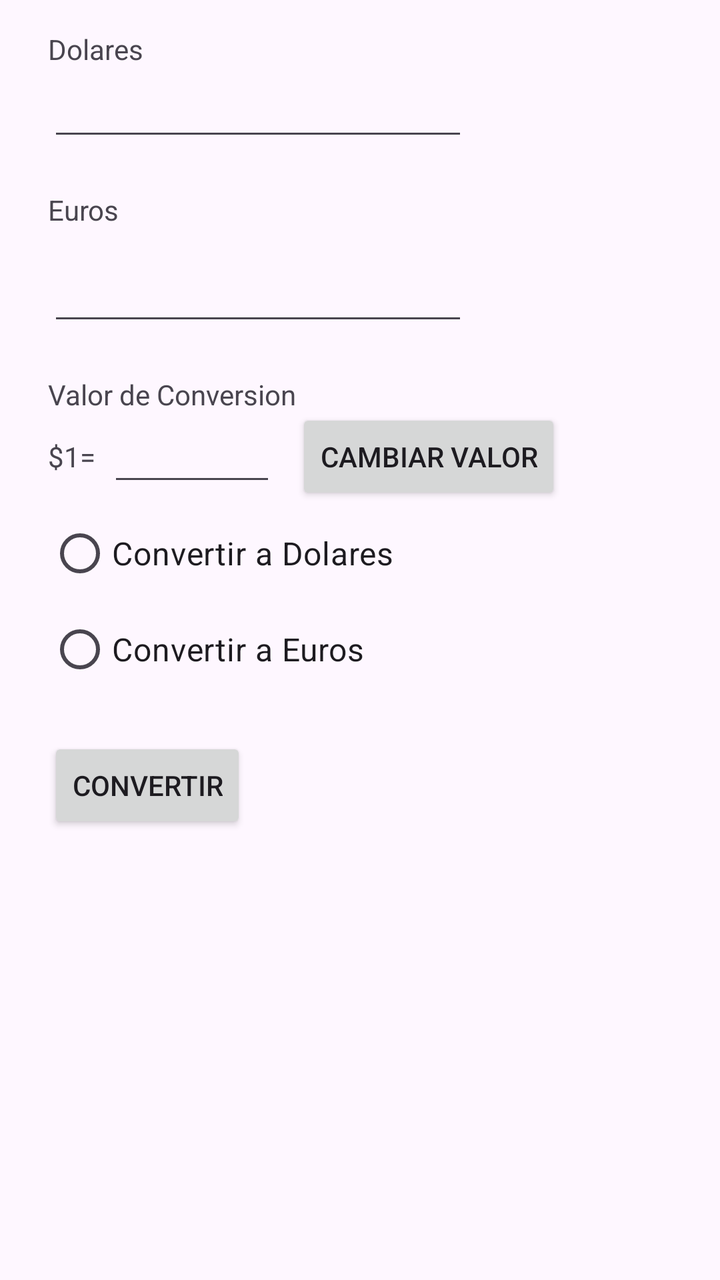
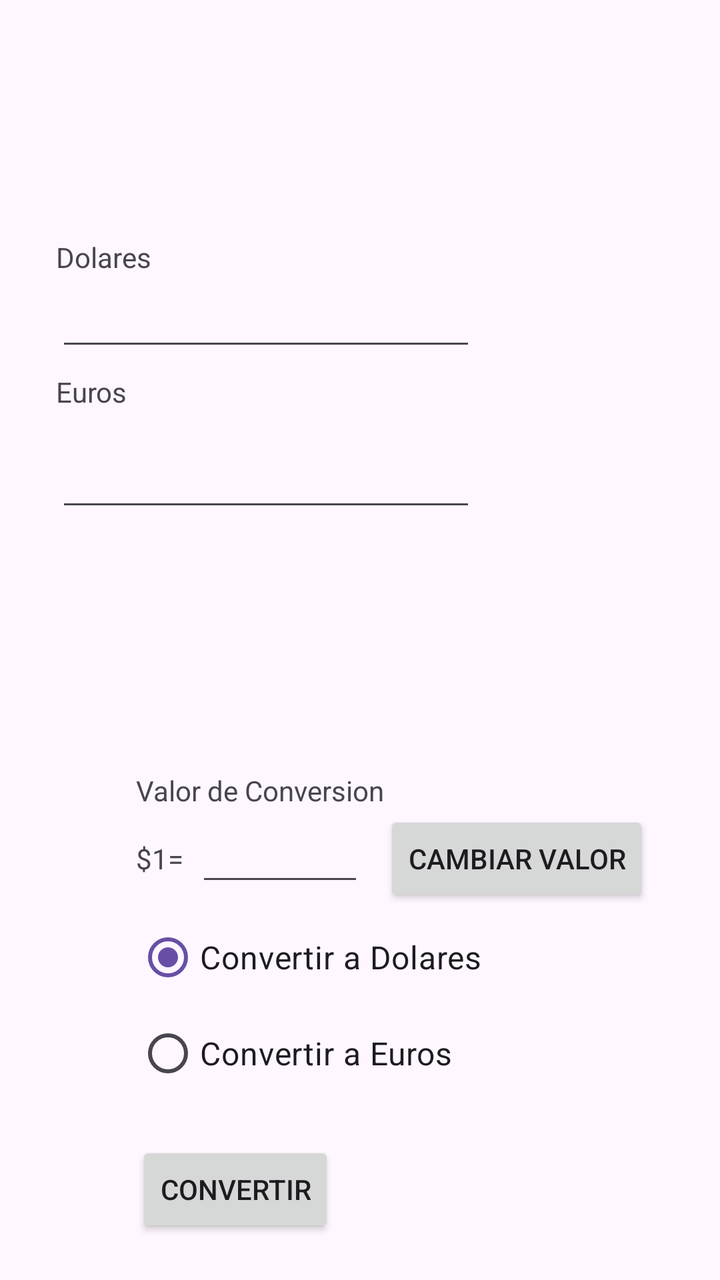

Two renders of the same Android screen: before a commit and after it. Below are the layout's source before the change and the commit's diff.
<!-- AndroidManifest.xml: application theme Theme.Conversor -->
<!-- res/layout/activity_main.xml -->
<?xml version="1.0" encoding="utf-8"?>
<RelativeLayout xmlns:android="http://schemas.android.com/apk/res/android"
    xmlns:app="http://schemas.android.com/apk/res-auto"
    xmlns:tools="http://schemas.android.com/tools"
    android:id="@+id/main"
    android:layout_width="match_parent"
    android:layout_height="match_parent"
    tools:context=".MainActivity"
    tools:layout_editor_absoluteX="-1dp"
    tools:layout_editor_absoluteY="73dp">

    <TextView
        android:id="@+id/tvDolares"
        android:layout_width="wrap_content"
        android:layout_height="wrap_content"
        android:layout_alignParentLeft="true"
        android:layout_alignParentTop="true"
        android:layout_marginLeft="24dp"
        android:layout_marginTop="15dp"
        android:text="Dolares" />

    <EditText
        android:id="@+id/etDolares"
        android:layout_width="wrap_content"
        android:layout_height="wrap_content"
        android:layout_alignLeft="@id/tvDolares"
        android:layout_below="@id/tvDolares"
        android:ems="10"
        android:inputType="numberDecimal" />

    <TextView
        android:id="@+id/tvEuros"
        android:layout_width="wrap_content"
        android:layout_height="wrap_content"
        android:layout_alignLeft="@id/etDolares"
        android:layout_below="@id/etDolares"
        android:layout_marginTop="20dp"
        android:text="Euros" />

    <EditText
        android:id="@+id/etEuros"
        android:layout_width="wrap_content"
        android:layout_height="wrap_content"
        android:layout_alignLeft="@id/tvEuros"
        android:layout_below="@id/tvEuros"
        android:layout_marginTop="12dp"
        android:ems="10"
        android:inputType="numberDecimal" />

    <TextView
        android:id="@+id/tvConversion"
        android:layout_width="wrap_content"
        android:layout_height="wrap_content"
        android:layout_alignLeft="@id/etEuros"
        android:layout_below="@id/etEuros"
        android:layout_marginTop="20dp"
        android:text="Valor de Conversion" />

    <TextView
        android:id="@+id/tvValorConversion"
        android:layout_width="wrap_content"
        android:layout_height="wrap_content"
        android:layout_below="@id/tvConversion"
        android:layout_marginTop="12dp"
        android:layout_alignLeft="@id/tvConversion"
        android:text="$1=" />

    <EditText
        android:id="@+id/etCambio"
        android:layout_width="wrap_content"
        android:layout_height="wrap_content"
        android:layout_below="@id/tvConversion"
        android:layout_alignLeft="@id/tvValorConversion"
        android:layout_marginLeft="30dp"
        android:ems="4"
        android:inputType="text"
        android:text="" />

    <Button
        android:id="@+id/btConvertir"
        android:layout_width="wrap_content"
        android:layout_height="wrap_content"
        android:layout_alignLeft="@id/radioGroup"
        android:layout_below="@id/radioGroup"
        android:layout_marginTop="20dp"
        android:text="Convertir"
        android:onClick= "onClick" />

    <Button
        android:id="@+id/btCambValor"
        android:layout_width="wrap_content"
        android:layout_height="wrap_content"
        android:layout_alignBaseline="@+id/tvValorConversion"
        android:layout_alignBottom="@+id/tvValorConversion"
        android:layout_toRightOf="@+id/tvConversion"
        android:text="Cambiar Valor"
        android:onClick="cambiar"
        />

    <RadioGroup
        android:id="@+id/radioGroup"
        android:layout_width="wrap_content"
        android:layout_height="wrap_content"
        android:layout_alignLeft="@id/tvValorConversion"
        android:layout_below="@id/tvValorConversion">

        <RadioButton
            android:id="@+id/rbDolares"
            android:layout_width="wrap_content"
            android:layout_height="wrap_content"
            android:layout_marginTop="15dp"
            android:text="Convertir a Dolares"
            android:textSize="16sp"
             />

        <RadioButton
            android:id="@+id/rbEuros"
            android:layout_width="wrap_content"
            android:layout_height="wrap_content"
            android:text="Convertir a Euros"
            android:textSize="16sp" />

    </RadioGroup>

</RelativeLayout>
<!-- resources referenced by this layout -->
<resources>
  <style name="Theme.Conversor" parent="Base.Theme.Conversor" />
  <style name="Base.Theme.Conversor" parent="Theme.Material3.DayNight.NoActionBar">
          
          
      </style>
</resources>

<!-- the commit's change to res/layout/activity_main.xml (unified diff, before → after) -->
@@ -9,60 +9,48 @@
     tools:layout_editor_absoluteX="-1dp"
     tools:layout_editor_absoluteY="73dp">
 
-    <TextView
-        android:id="@+id/tvDolares"
-        android:layout_width="wrap_content"
-        android:layout_height="wrap_content"
-        android:layout_alignParentLeft="true"
-        android:layout_alignParentTop="true"
-        android:layout_marginLeft="24dp"
-        android:layout_marginTop="15dp"
-        android:text="Dolares" />
-
     <EditText
         android:id="@+id/etDolares"
         android:layout_width="wrap_content"
         android:layout_height="wrap_content"
+        android:layout_below="@id/tvDolares"
         android:layout_alignLeft="@id/tvDolares"
-        android:layout_below="@id/tvDolares"
+        android:layout_marginLeft="0dp"
+        android:layout_marginTop="1dp"
         android:ems="10"
         android:inputType="numberDecimal" />
-
-    <TextView
-        android:id="@+id/tvEuros"
-        android:layout_width="wrap_content"
-        android:layout_height="wrap_content"
-        android:layout_alignLeft="@id/etDolares"
-        android:layout_below="@id/etDolares"
-        android:layout_marginTop="20dp"
-        android:text="Euros" />
 
     <EditText
         android:id="@+id/etEuros"
         android:layout_width="wrap_content"
         android:layout_height="wrap_content"
+        android:layout_below="@id/tvEuros"
         android:layout_alignLeft="@id/tvEuros"
-        android:layout_below="@id/tvEuros"
-        android:layout_marginTop="12dp"
+        android:layout_marginLeft="0dp"
+        android:layout_marginTop="14dp"
         android:ems="10"
         android:inputType="numberDecimal" />
 
-    <TextView
-        android:id="@+id/tvConversion"
+    <Button
+        android:id="@+id/btCambValor"
         android:layout_width="wrap_content"
         android:layout_height="wrap_content"
-        android:layout_alignLeft="@id/etEuros"
-        android:layout_below="@id/etEuros"
-        android:layout_marginTop="20dp"
-        android:text="Valor de Conversion" />
+        android:layout_alignBaseline="@+id/tvValorConversion"
+        android:layout_alignBottom="@+id/tvValorConversion"
+        android:layout_marginLeft="0dp"
+        android:layout_marginBottom="-15dp"
+        android:layout_toRightOf="@+id/tvConversion"
+        android:onClick="cambiar"
+        android:text="Cambiar Valor" />
 
     <TextView
         android:id="@+id/tvValorConversion"
         android:layout_width="wrap_content"
         android:layout_height="wrap_content"
         android:layout_below="@id/tvConversion"
-        android:layout_marginTop="12dp"
         android:layout_alignLeft="@id/tvConversion"
+        android:layout_marginLeft="0dp"
+        android:layout_marginTop="15dp"
         android:text="$1=" />
 
     <EditText
@@ -72,6 +60,7 @@
         android:layout_below="@id/tvConversion"
         android:layout_alignLeft="@id/tvValorConversion"
         android:layout_marginLeft="30dp"
+        android:layout_marginTop="2dp"
         android:ems="4"
         android:inputType="text"
         android:text="" />
@@ -80,38 +69,31 @@
         android:id="@+id/btConvertir"
         android:layout_width="wrap_content"
         android:layout_height="wrap_content"
-        android:layout_alignLeft="@id/radioGroup"
-        android:layout_below="@id/radioGroup"
+        android:layout_below="@id/seleccionRadio"
+        android:layout_alignLeft="@id/seleccionRadio"
+        android:layout_marginLeft="0dp"
         android:layout_marginTop="20dp"
-        android:text="Convertir"
-        android:onClick= "onClick" />
+        android:onClick="onClick"
+        android:text="Convertir" />
 
-    <Button
-        android:id="@+id/btCambValor"
+    <RadioGroup
+        android:id="@+id/seleccionRadio"
         android:layout_width="wrap_content"
         android:layout_height="wrap_content"
-        android:layout_alignBaseline="@+id/tvValorConversion"
-        android:layout_alignBottom="@+id/tvValorConversion"
-        android:layout_toRightOf="@+id/tvConversion"
-        android:text="Cambiar Valor"
-        android:onClick="cambiar"
-        />
-
-    <RadioGroup
-        android:id="@+id/radioGroup"
-        android:layout_width="wrap_content"
-        android:layout_height="wrap_content"
+        android:layout_below="@id/tvValorConversion"
         android:layout_alignLeft="@id/tvValorConversion"
-        android:layout_below="@id/tvValorConversion">
+        android:layout_marginLeft="0dp"
+        android:layout_marginTop="1dp">
 
         <RadioButton
             android:id="@+id/rbDolares"
             android:layout_width="wrap_content"
             android:layout_height="wrap_content"
             android:layout_marginTop="15dp"
+            android:checked="true"
             android:text="Convertir a Dolares"
-            android:textSize="16sp"
-             />
+            android:textSize="16sp" />
+        />
 
         <RadioButton
             android:id="@+id/rbEuros"
@@ -122,4 +104,34 @@
 
     </RadioGroup>
 
+    <TextView
+        android:id="@+id/tvConversion"
+        android:layout_width="wrap_content"
+        android:layout_height="wrap_content"
+        android:layout_below="@id/etEuros"
+        android:layout_alignLeft="@id/etEuros"
+        android:layout_marginLeft="40dp"
+        android:layout_marginTop="125dp"
+        android:text="Valor de Conversion" />
+
+    <TextView
+        android:id="@+id/tvDolares"
+        android:layout_width="wrap_content"
+        android:layout_height="wrap_content"
+        android:layout_alignParentLeft="true"
+        android:layout_alignParentTop="true"
+        android:layout_marginLeft="28dp"
+        android:layout_marginTop="119dp"
+        android:text="Dolares" />
+
+    <TextView
+        android:id="@+id/tvEuros"
+        android:layout_width="46dp"
+        android:layout_height="wrap_content"
+        android:layout_below="@id/etDolares"
+        android:layout_alignLeft="@id/etDolares"
+        android:layout_marginLeft="0dp"
+        android:layout_marginTop="6dp"
+        android:text="Euros" />
+
 </RelativeLayout>
